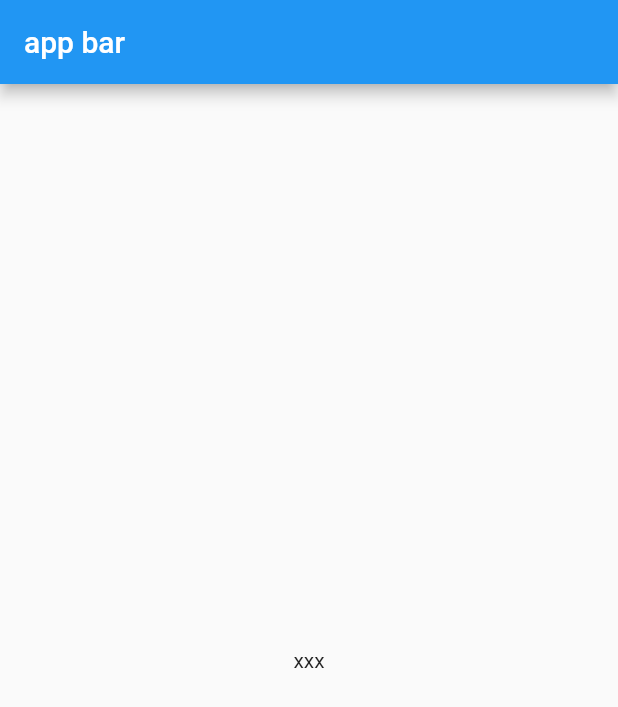
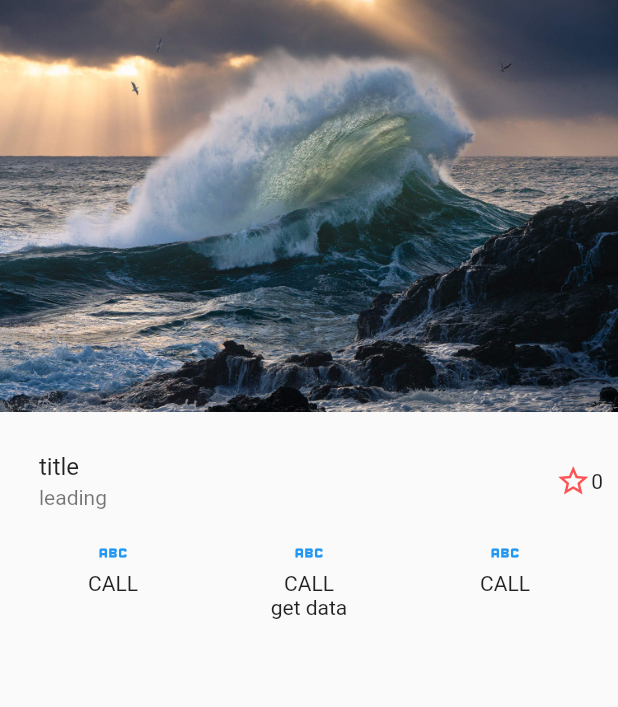
Before and after one commit to huyanhai/flutter-study, a Flutter app: the screen it shows after launch, on a phone screen of 412 x 824 dp. Shown: the top 707 px of the screen. Run offline on Flutter 3.47's test engine with Material 2 defaults, Android fonts, the phone set to English and light mode, and no system bars; our stand-ins replace dio.

Commit message:
feat: 网络请求

```diff
--- /dev/null
+++ b/lib/components/collection.dart
@@ -0,0 +1,58 @@
+import 'package:flutter/material.dart';
+import 'package:my_app/store/demo.dart';
+
+class Collection extends StatefulWidget {
+  const Collection({Key? key}) : super(key: key);
+
+  @override
+  State<Collection> createState() => _CollectionState();
+}
+
+class _CollectionState extends State<Collection> {
+  bool isCollection = false;
+  int count = 0;
+
+  final demo = Demo();
+
+  changeCollection() {
+    setState(() {
+      isCollection = !isCollection;
+      if (isCollection) {
+        count = count + 1;
+      } else {
+        count = count - 1;
+      }
+      demo.add('$count');
+    });
+  }
+
+  @override
+  Widget build(BuildContext context) {
+    return Row(
+      mainAxisAlignment: MainAxisAlignment.spaceBetween,
+      children: [
+        const Expanded(
+          child: ListTile(
+            title: Text("title"),
+            subtitle: Text("leading"),
+          ),
+        ),
+        Expanded(
+          child: Row(
+            mainAxisAlignment: MainAxisAlignment.end,
+            children: [
+              GestureDetector(
+                onTap: changeCollection,
+                child: Icon(
+                  isCollection ? Icons.star : Icons.star_border,
+                  color: Colors.redAccent,
+                ),
+              ),
+              Text("$count")
+            ],
+          ),
+        )
+      ],
+    );
+  }
+}
--- /dev/null
+++ b/lib/components/menu.dart
@@ -0,0 +1,44 @@
+import 'package:flutter/material.dart';
+
+final myData = [
+  {
+    'icon': const Icon(
+      Icons.abc_outlined,
+      color: Colors.blue,
+    ),
+    'text': const Text("CALL")
+  },
+  {
+    'icon': const Icon(Icons.abc_outlined, color: Colors.blue),
+    'text': const Text("CALL")
+  },
+  {
+    'icon': const Icon(Icons.abc_outlined, color: Colors.blue),
+    'text': const Text("CALL")
+  },
+];
+
+class Menu extends StatelessWidget {
+  List<Widget> getList() {
+    List<Widget> list = [];
+    myData.forEach((item) {
+      list.add(
+        Expanded(
+          flex: 1,
+          child: Column(
+            children: [item["icon"] as Widget, item["text"] as Widget],
+          ),
+        ),
+      );
+    });
+    return list;
+  }
+
+  @override
+  Widget build(BuildContext context) {
+    return Row(
+      mainAxisAlignment: MainAxisAlignment.center,
+      children: getList(),
+    );
+  }
+}
--- /dev/null
+++ b/lib/home/main.dart
@@ -0,0 +1,45 @@
+import 'package:flutter/material.dart';
+import 'package:my_app/components/collection.dart';
+import 'package:my_app/components/menu.dart';
+import 'package:my_app/components/test.dart';
+import 'package:my_app/utils/dio.dart';
+
+class HomePage extends StatefulWidget {
+  const HomePage({Key? key}) : super(key: key);
+
+  @override
+  State<HomePage> createState() => _HomePageState();
+}
+
+Request request = Request();
+
+getList() async {
+  await request.get("/public/list");
+}
+
+class _HomePageState extends State<HomePage> {
+  @override
+  Widget build(BuildContext context) {
+    return MaterialApp(
+      home: Scaffold(
+        body: ListView(
+          children: [
+            Image.asset("images/topbg.jpg"),
+            Container(
+              padding: const EdgeInsets.all(10.0),
+              child: Column(children: [
+                const Collection(),
+                Menu(),
+                Test(),
+                GestureDetector(
+                  onTap: getList,
+                  child: const Text("get data"),
+                )
+              ]),
+            ),
+          ],
+        ),
+      ),
+    );
+  }
+}
--- a/lib/main.dart
+++ b/lib/main.dart
@@ -1,22 +1,12 @@
 import 'package:flutter/material.dart';
+// import 'package:english_words/english_words.dart';
+import 'package:my_app/home/main.dart';
+import 'package:my_app/store/demo.dart';
+import 'package:provider/provider.dart';
 
 void main() {
-  runApp(const MyApp());
+  runApp(ChangeNotifierProvider(
+    create: (context) => Demo(),
+    child: const HomePage(),
+  ));
 }
-
-class MyApp extends StatelessWidget {
-  const MyApp({Key? key}) : super(key: key);
-
-  @override
-  Widget build(BuildContext context) {
-    return MaterialApp(
-      title: "demo",
-      home: Scaffold(
-        appBar: AppBar(
-          title: const Text("app bar"),
-        ),
-        body: const Center(child: Text("xxx")),
-      ),
-    );
-  }
-}
--- /dev/null
+++ b/lib/store/demo.dart
@@ -0,0 +1,28 @@
+import 'package:flutter/material.dart';
+import 'package:provider/provider.dart';
+
+class Demo extends ChangeNotifier {
+  final List<String> _list = [];
+
+  List<String> get lists => _list;
+
+  List<String> getList() {
+    return _list;
+  }
+
+  void add(String value) {
+    _list.add(value);
+    print("add:$value");
+    notifyListeners();
+  }
+
+  void remove(String value) {
+    _list.remove(value);
+    notifyListeners();
+  }
+
+  void clear() {
+    _list.clear();
+    notifyListeners();
+  }
+}
```
Also changed, not shown: lib/components/test.dart (added, +19 -0 lines), lib/utils/dio.dart (added, +57 -0 lines), pubspec.yaml (+7 -7 lines), images/topbg.jpg (added), pubspec.lock.
